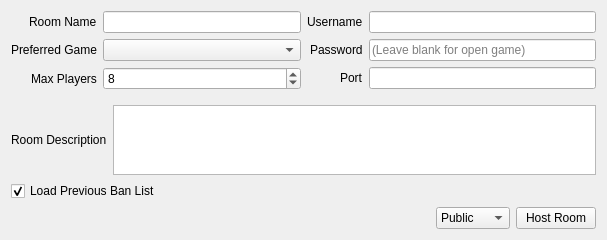
First picture: the form in src/yuzu/multiplayer/host_room.ui, repository tezzio/droplet-emu, before the edit.
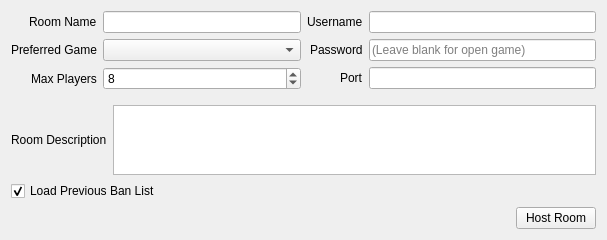
Second picture: the form after the edit.

Diff of the .ui file:
```diff
--- a/src/yuzu/multiplayer/host_room.ui
+++ b/src/yuzu/multiplayer/host_room.ui
@@ -177,20 +177,6 @@
        </property>
       </spacer>
      </item>
-     <item>
-      <widget class="QComboBox" name="host_type">
-       <item>
-        <property name="text">
-         <string>Public</string>
-        </property>
-       </item>
-       <item>
-        <property name="text">
-         <string>Unlisted</string>
-        </property>
-       </item>
-      </widget>
-     </item>
      <item>
       <widget class="QPushButton" name="host">
        <property name="text">
```
